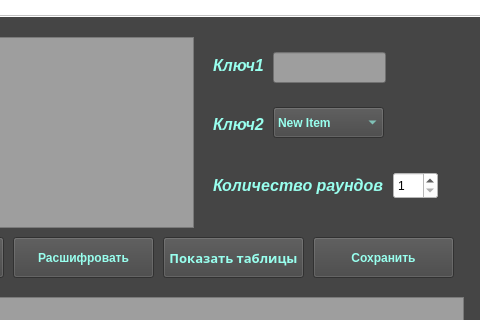
This is Feistel_cipher/mainwindow.ui in Dimple250/feistel-cipher as Qt 5 draws it before an edit; both pictures show x 147 to 627 and y 0 to 320 of the 627 by 571 pixel window. The edited form follows.
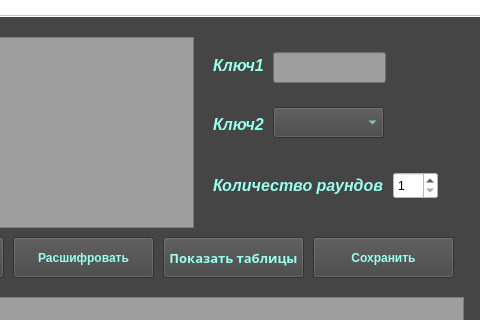
This is the edited form.

The edit to the form file:
```diff
--- a/Feistel_cipher/mainwindow.ui
+++ b/Feistel_cipher/mainwindow.ui
@@ -127,18 +127,8 @@
 selection-color: rgb(255, 130, 41);</string>
     </property>
     <property name="currentText">
-     <string>New Item</string>
+     <string/>
     </property>
-    <item>
-     <property name="text">
-      <string>New Item</string>
-     </property>
-    </item>
-    <item>
-     <property name="text">
-      <string>zxcs</string>
-     </property>
-    </item>
    </widget>
    <widget class="QTextEdit" name="textEdit_2">
     <property name="geometry">
```
Left out of the diff: 6 changed lines with no effect on the pictures.
